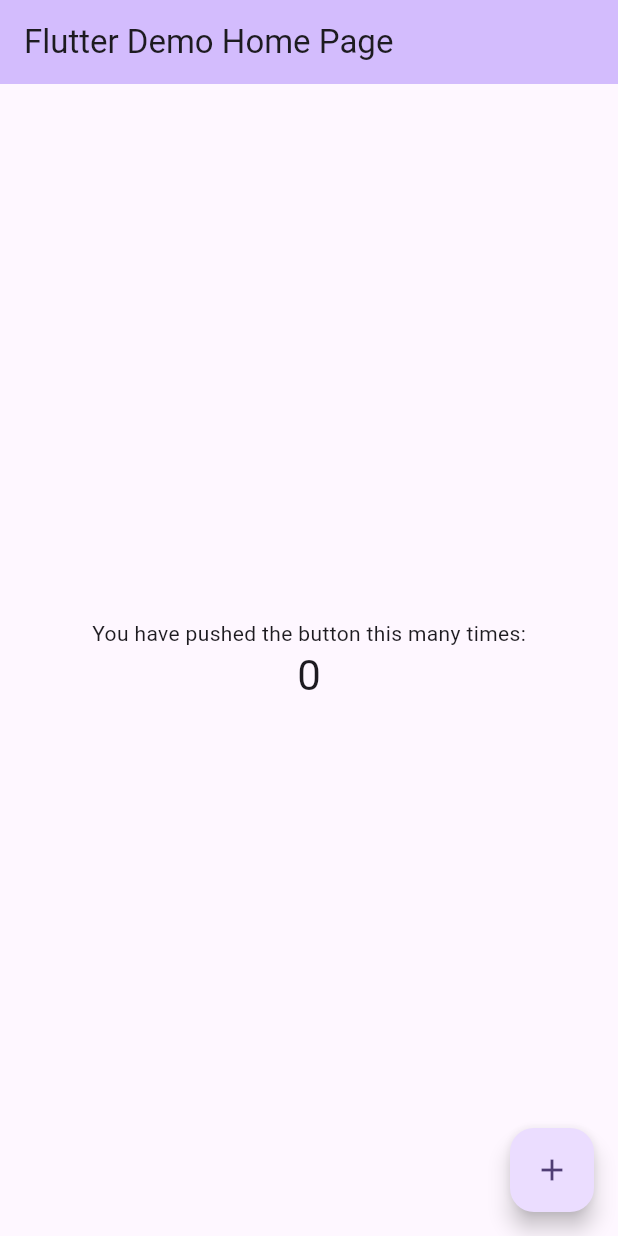
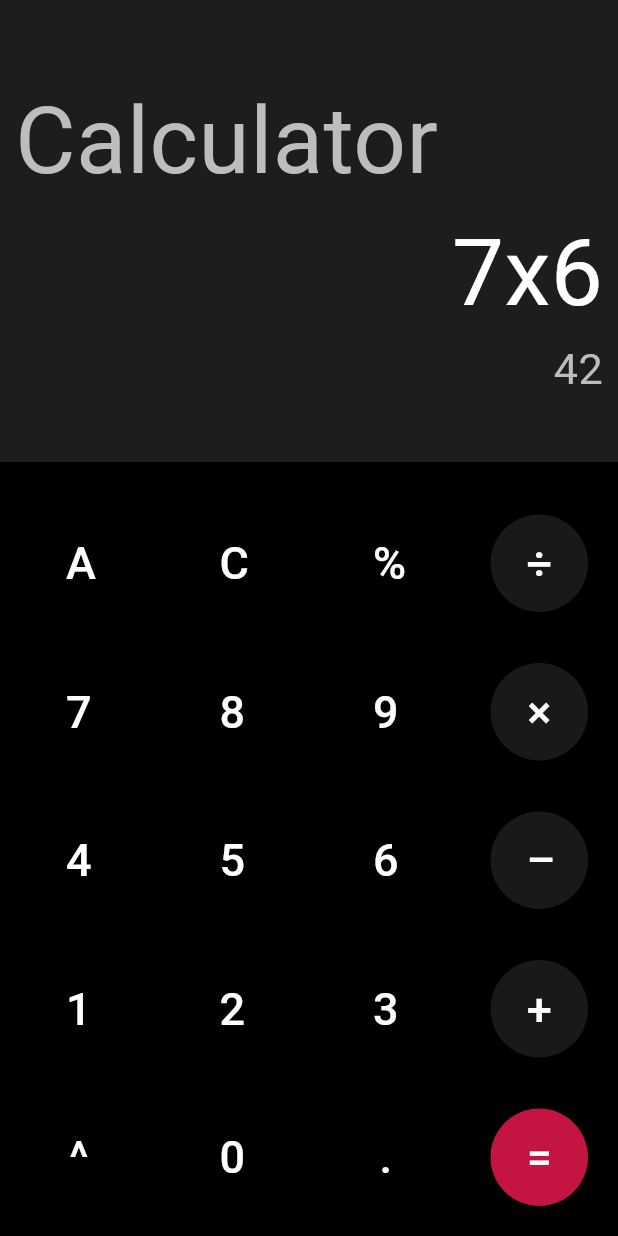
Before and after one commit to WebAdib/calculator_ostad, a Flutter app: the screen it shows after launch, on a phone screen of 412 x 824 dp. Run offline on Flutter 3.47's test engine with Material 3 defaults, Android fonts, the phone set to English and light mode, and no system bars; our stand-ins replace device_preview, sizer.

Commit message:
design complete

```diff
--- /dev/null
+++ b/lib/Calculator.dart
@@ -0,0 +1,155 @@
+import 'package:calculator_ostad/widgets/Colors.dart';
+import 'package:flutter/material.dart';
+
+import 'widgets/CalculatorButton.dart';
+
+class Calculator extends StatefulWidget {
+  const Calculator({super.key});
+
+  @override
+  State<Calculator> createState() => _CalculatorState();
+}
+
+class _CalculatorState extends State<Calculator> {
+  String _output = "0";
+  String _input = "";
+  String _operand = "";
+  double _currentNumber = 0.0;
+  double _previousNumber = 0.0;
+  @override
+  Widget build(BuildContext context) {
+    double screenWidth = MediaQuery.of(context).size.width;
+    double screenHeight = MediaQuery.of(context).size.height;
+    return Scaffold(
+      backgroundColor: AppColors.myDarkGray,
+      //appBar: AppBar(),
+      body: Column(
+        children: [
+          SizedBox(height: 50),
+          Expanded(
+            flex: 2,
+            child: Padding(
+              padding: const EdgeInsets.only(left: 10, right: 10),
+              child: Container(
+                width: double.infinity,
+                color: AppColors.myDarkGray,
+                child: Column(
+                  children: [
+                    Row(
+                      children: [
+                        Text(
+                          "Calculator",
+                          style: TextStyle(
+                            fontSize: screenWidth * 0.15,
+                            color: AppColors.myGray,
+                          ),
+                        ),
+                      ],
+                    ),
+                    Row(
+                      mainAxisAlignment: MainAxisAlignment
+                          .end, // Aligns second text to the right
+                      children: [
+                        Text(
+                          "7x6",
+                          style: TextStyle(
+                            fontSize: screenWidth * 0.15,
+                            color: Colors.white,
+                          ),
+                        ),
+                      ],
+                    ),
+                    Row(
+                      mainAxisAlignment: MainAxisAlignment
+                          .end, // Aligns third text to the right
+                      children: [
+                        Text(
+                          "42",
+                          style: TextStyle(
+                            fontSize: screenWidth * 0.07,
+                            color: AppColors.myGray,
+                          ),
+                        ),
+                      ],
+                    ),
+                  ],
+                ),
+              ),
+            ),
+          ),
+          Expanded(
+            flex: 4,
+            child: Container(
+              width: double.infinity,
+              color: Colors.black,
+              child: Padding(
+                padding: const EdgeInsets.only(
+                    left: 10, right: 10, top: 25, bottom: 10),
+                child: Column(
+                  mainAxisAlignment: MainAxisAlignment.spaceBetween,
+                  children: [
+                    Row(
+                      mainAxisAlignment: MainAxisAlignment.spaceBetween,
+                      crossAxisAlignment: CrossAxisAlignment.center,
+                      children: [
+                        CalculatorButton(btnText: 'A'),
+                        CalculatorButton(btnText: 'C'),
+                        CalculatorButton(btnText: '%'),
+                        CalculatorButton(
+                            btnText: '÷', btnColor: AppColors.mybtnColor1),
+                      ],
+                    ),
+                    Row(
+                      mainAxisAlignment: MainAxisAlignment.spaceBetween,
+                      crossAxisAlignment: CrossAxisAlignment.center,
+                      children: [
+                        CalculatorButton(btnText: '7'),
+                        CalculatorButton(btnText: '8'),
+                        CalculatorButton(btnText: '9'),
+                        CalculatorButton(
+                            btnText: '×', btnColor: AppColors.mybtnColor1),
+                      ],
+                    ),
+                    Row(
+                      mainAxisAlignment: MainAxisAlignment.spaceBetween,
+                      crossAxisAlignment: CrossAxisAlignment.center,
+                      children: [
+                        CalculatorButton(btnText: '4'),
+                        CalculatorButton(btnText: '5'),
+                        CalculatorButton(btnText: '6'),
+                        CalculatorButton(
+                            btnText: '–', btnColor: AppColors.mybtnColor1),
+                      ],
+                    ),
+                    Row(
+                      mainAxisAlignment: MainAxisAlignment.spaceBetween,
+                      crossAxisAlignment: CrossAxisAlignment.center,
+                      children: [
+                        CalculatorButton(btnText: '1'),
+                        CalculatorButton(btnText: '2'),
+                        CalculatorButton(btnText: '3'),
+                        CalculatorButton(
+                            btnText: '+', btnColor: AppColors.mybtnColor1),
+                      ],
+                    ),
+                    Row(
+                      mainAxisAlignment: MainAxisAlignment.spaceBetween,
+                      crossAxisAlignment: CrossAxisAlignment.center,
+                      children: [
+                        CalculatorButton(btnText: '^'),
+                        CalculatorButton(btnText: '0'),
+                        CalculatorButton(btnText: '.'),
+                        CalculatorButton(
+                            btnText: '=', btnColor: AppColors.mybtnColor2),
+                      ],
+                    ),
+                  ],
+                ),
+              ),
+            ),
+          ),
+        ],
+      ),
+    );
+  }
+}
--- /dev/null
+++ b/lib/MyApp.dart
@@ -0,0 +1,42 @@
+import 'package:calculator_ostad/widgets/Colors.dart';
+import 'package:flutter/material.dart';
+import 'package:sizer/sizer.dart';
+import 'package:device_preview/device_preview.dart';
+
+import 'Calculator.dart';
+
+// My application
+class MyApp extends StatelessWidget {
+  const MyApp({super.key});
+
+  @override
+  Widget build(BuildContext context) {
+    return Sizer(builder: (context, orientation, deviceType) {
+      return MaterialApp(
+        useInheritedMediaQuery: true,
+        locale: DevicePreview.locale(context),
+        builder: DevicePreview.appBuilder,
+        theme: ThemeData(
+          primaryColor: Colors.blue,
+          primarySwatch: Colors.blue,
+          visualDensity: VisualDensity.adaptivePlatformDensity,
+          appBarTheme: AppBarTheme(
+            color: AppColors.myDarkGray,
+            centerTitle: true,
+            foregroundColor: Colors.white,
+          ),
+          elevatedButtonTheme: ElevatedButtonThemeData(
+            style: ElevatedButton.styleFrom(
+              backgroundColor: Colors.blue,
+              foregroundColor: Colors.white,
+              elevation: 4.0,
+            ),
+          ),
+        ),
+        title: '1st Practice App',
+        debugShowCheckedModeBanner: false,
+        home: Calculator(),
+      );
+    });
+  }
+}
--- a/lib/main.dart
+++ b/lib/main.dart
@@ -1,125 +1,12 @@
+import 'package:flutter/foundation.dart';
 import 'package:flutter/material.dart';
+import 'package:device_preview/device_preview.dart';
 
-void main() {
-  runApp(const MyApp());
-}
+import 'MyApp.dart';
 
-class MyApp extends StatelessWidget {
-  const MyApp({super.key});
-
-  // This widget is the root of your application.
-  @override
-  Widget build(BuildContext context) {
-    return MaterialApp(
-      title: 'Flutter Demo',
-      theme: ThemeData(
-        // This is the theme of your application.
-        //
-        // TRY THIS: Try running your application with "flutter run". You'll see
-        // the application has a purple toolbar. Then, without quitting the app,
-        // try changing the seedColor in the colorScheme below to Colors.green
-        // and then invoke "hot reload" (save your changes or press the "hot
-        // reload" button in a Flutter-supported IDE, or press "r" if you used
-        // the command line to start the app).
-        //
-        // Notice that the counter didn't reset back to zero; the application
-        // state is not lost during the reload. To reset the state, use hot
-        // restart instead.
-        //
-        // This works for code too, not just values: Most code changes can be
-        // tested with just a hot reload.
-        colorScheme: ColorScheme.fromSeed(seedColor: Colors.deepPurple),
-        useMaterial3: true,
+void main() => runApp(
+      DevicePreview(
+        enabled: !kReleaseMode,
+        builder: (context) => MyApp(), // Wrap your app
       ),
-      home: const MyHomePage(title: 'Flutter Demo Home Page'),
     );
-  }
-}
-
-class MyHomePage extends StatefulWidget {
-  const MyHomePage({super.key, required this.title});
-
-  // This widget is the home page of your application. It is stateful, meaning
-  // that it has a State object (defined below) that contains fields that affect
-  // how it looks.
-
-  // This class is the configuration for the state. It holds the values (in this
-  // case the title) provided by the parent (in this case the App widget) and
-  // used by the build method of the State. Fields in a Widget subclass are
-  // always marked "final".
-
-  final String title;
-
-  @override
-  State<MyHomePage> createState() => _MyHomePageState();
-}
-
-class _MyHomePageState extends State<MyHomePage> {
-  int _counter = 0;
-
-  void _incrementCounter() {
-    setState(() {
-      // This call to setState tells the Flutter framework that something has
-      // changed in this State, which causes it to rerun the build method below
-      // so that the display can reflect the updated values. If we changed
-      // _counter without calling setState(), then the build method would not be
-      // called again, and so nothing would appear to happen.
-      _counter++;
-    });
-  }
-
-  @override
-  Widget build(BuildContext context) {
-    // This method is rerun every time setState is called, for instance as done
-    // by the _incrementCounter method above.
-    //
-    // The Flutter framework has been optimized to make rerunning build methods
-    // fast, so that you can just rebuild anything that needs updating rather
-    // than having to individually change instances of widgets.
-    return Scaffold(
-      appBar: AppBar(
-        // TRY THIS: Try changing the color here to a specific color (to
-        // Colors.amber, perhaps?) and trigger a hot reload to see the AppBar
-        // change color while the other colors stay the same.
-        backgroundColor: Theme.of(context).colorScheme.inversePrimary,
-        // Here we take the value from the MyHomePage object that was created by
-        // the App.build method, and use it to set our appbar title.
-        title: Text(widget.title),
-      ),
-      body: Center(
-        // Center is a layout widget. It takes a single child and positions it
-        // in the middle of the parent.
-        child: Column(
-          // Column is also a layout widget. It takes a list of children and
-          // arranges them vertically. By default, it sizes itself to fit its
-          // children horizontally, and tries to be as tall as its parent.
-          //
-          // Column has various properties to control how it sizes itself and
-          // how it positions its children. Here we use mainAxisAlignment to
-          // center the children vertically; the main axis here is the vertical
-          // axis because Columns are vertical (the cross axis would be
-          // horizontal).
-          //
-          // TRY THIS: Invoke "debug painting" (choose the "Toggle Debug Paint"
-          // action in the IDE, or press "p" in the console), to see the
-          // wireframe for each widget.
-          mainAxisAlignment: MainAxisAlignment.center,
-          children: <Widget>[
-            const Text(
-              'You have pushed the button this many times:',
-            ),
-            Text(
-              '$_counter',
-              style: Theme.of(context).textTheme.headlineMedium,
-            ),
-          ],
-        ),
-      ),
-      floatingActionButton: FloatingActionButton(
-        onPressed: _incrementCounter,
-        tooltip: 'Increment',
-        child: const Icon(Icons.add),
-      ), // This trailing comma makes auto-formatting nicer for build methods.
-    );
-  }
-}
--- /dev/null
+++ b/lib/widgets/CalculatorButton.dart
@@ -0,0 +1,38 @@
+import 'package:flutter/material.dart';
+
+import 'Colors.dart';
+
+class CalculatorButton extends StatelessWidget {
+  String btnText;
+  Color? btnColor;
+  CalculatorButton({
+    super.key,
+    required this.btnText,
+    this.btnColor,
+  });
+
+  @override
+  Widget build(BuildContext context) {
+    return Padding(
+      padding: const EdgeInsets.all(10.0),
+      child: SizedBox(
+        width: 65, // Set equal width and height
+        height: 65,
+        child: ElevatedButton(
+          onPressed: () {},
+          style: ElevatedButton.styleFrom(
+            backgroundColor: btnColor ?? Colors.black,
+            shape: RoundedRectangleBorder(
+              borderRadius:
+                  BorderRadius.circular(500), // High radius for a circle
+            ),
+          ),
+          child: Text(
+            btnText,
+            style: TextStyle(fontSize: 30, color: Colors.white),
+          ),
+        ),
+      ),
+    );
+  }
+}
--- /dev/null
+++ b/lib/widgets/Colors.dart
@@ -0,0 +1,8 @@
+import 'package:flutter/material.dart';
+
+class AppColors {
+  static const Color myGray = Color(0xFFBDBDBD); // Light gray color
+  static const Color myDarkGray = Color(0xFF1C1D1F); // Dark gray
+  static const Color mybtnColor1 = Color(0xFF191919); // operand color
+  static const Color mybtnColor2 = Color(0xFFc41442); // red color
+}
--- a/pubspec.yaml
+++ b/pubspec.yaml
@@ -46,6 +46,8 @@ dev_dependencies:
   # package. See that file for information about deactivating specific lint
   # rules and activating additional ones.
   flutter_lints: ^4.0.0
+  sizer: ^3.0.4
+  device_preview: ^1.2.0
 
 # For information on the generic Dart part of this file, see the
 # following page: https://dart.dev/tools/pub/pubspec
```
Also changed, not shown: pubspec.lock, 2 other files.
